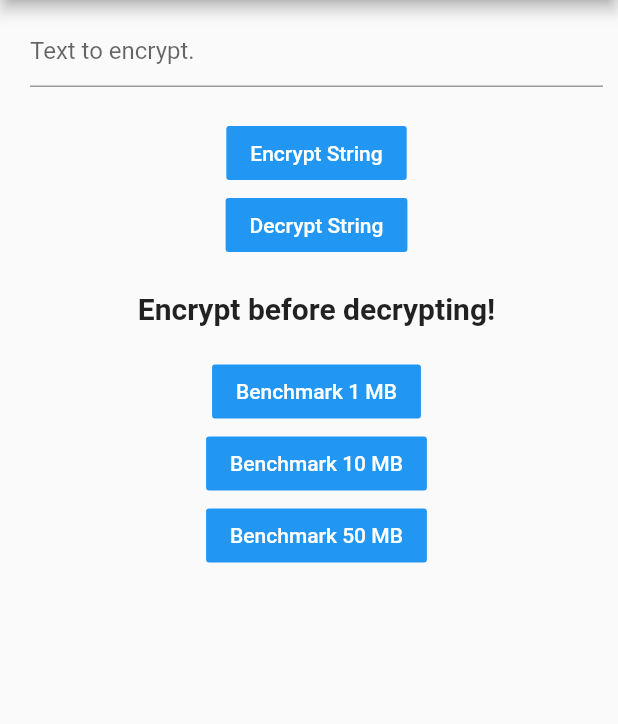
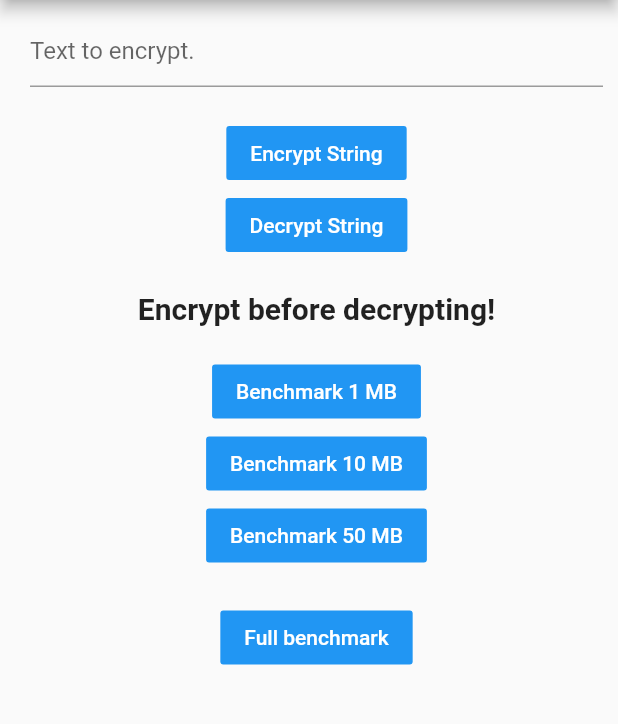
Before and after one commit to hugo-pcl/native-crypto-flutter, a Flutter app: the screen it shows after launch, after a tap on "Encrypt String", after a tap on "Decrypt String", after a tap on "Benchmark 1 MB", on a phone screen of 412 x 824 dp, the part 84-808 px from its top. Run offline on Flutter 3.47's test engine with Material 2 defaults, Android fonts, the phone set to English and light mode, and no system bars; statements that could not run were skipped.

Commit message:
Add example of AES api usage

```diff
--- a/example/lib/main.dart
+++ b/example/lib/main.dart
@@ -1,11 +1,11 @@
 // Copyright (c) 2020
 // Author: Hugo Pointcheval
+import 'dart:developer';
 import 'dart:typed_data';
 
-import 'package:flutter/foundation.dart';
 import 'package:flutter/material.dart';
 
-import 'package:native_crypto/native_crypto.dart';
+import 'package:native_crypto/symmetrical_crypto.dart';
 
 void main() => runApp(MyApp());
 
@@ -17,19 +17,20 @@ class MyApp extends StatefulWidget {
 class _MyAppState extends State<MyApp> {
   final textController = TextEditingController();
   String _output = 'none';
+  String _bench;
 
-  Uint8List aeskey;
-  List<Uint8List> encryptedPayload;
+  AES aes = AES();
+  Encrypted encrypted = Encrypted();
   Uint8List decryptedPayload;
 
-  void generateKey() async {
-    aeskey = await NativeCrypto().symKeygen();
+  void _generateKey() async {
+    await aes.init(KeySize.bits256);
     setState(() {
       _output = 'Key generated.';
     });
   }
 
-  void encrypt() async {
+  void _encrypt() async {
     final plainText = textController.text.trim();
 
     var output;
@@ -37,7 +38,7 @@ class _MyAppState extends State<MyApp> {
       output = 'Entry is empty';
     } else {
       var stringToBytes = TypeHelper().stringToBytes(plainText);
-      encryptedPayload = await NativeCrypto().symEncrypt(stringToBytes, aeskey);
+      encrypted = await aes.encrypt(stringToBytes);
       output = 'String successfully encrypted.';
     }
     setState(() {
@@ -45,56 +46,67 @@ class _MyAppState extends State<MyApp> {
     });
   }
 
-  void decrypt() async {
-
+  void _decrypt() async {
     var output;
-    if (encryptedPayload == null || encryptedPayload.isEmpty) {
+    if (encrypted.cipherText == null || encrypted.cipherText.isEmpty) {
       output = 'Encrypt before decrypting!';
     } else {
-      decryptedPayload = await NativeCrypto().symDecrypt(encryptedPayload, aeskey);
-      output = 'String successfully decrypted:\n\n${TypeHelper().bytesToString(decryptedPayload)}';
+      decryptedPayload = await aes.decrypt(encrypted);
+      var bytesToString = TypeHelper().bytesToString(decryptedPayload);
+      output = 'String successfully decrypted:\n\n$bytesToString';
     }
     setState(() {
       _output = output;
     });
   }
 
-  void benchmark(int megabytes) async {
-
-    var output;
+  Future<String> _benchmark(int megabytes) async {
+    String output;
     var bigFile = Uint8List(megabytes * 1000000);
 
     var before = DateTime.now();
-    var encryptedBigFile = await NativeCrypto().symEncrypt(bigFile, aeskey);
+    var encryptedBigFile = await aes.encrypt(bigFile);
     var after = DateTime.now();
 
-    var benchmark = after.millisecondsSinceEpoch - before.millisecondsSinceEpoch;
+    var benchmark =
+        after.millisecondsSinceEpoch - before.millisecondsSinceEpoch;
 
     output = '$megabytes MB\n\nAES Encryption:\n$benchmark ms\n\n';
 
-    var beforeDec = DateTime.now();
-    var decryptedBigFile = await NativeCrypto().symDecrypt(encryptedBigFile, aeskey);
-    var afterDec = DateTime.now();
+    before = DateTime.now();
+    await aes.decrypt(encryptedBigFile);
+    after = DateTime.now();
 
-    print(bigFile.length);
-    print(decryptedBigFile.length);
+    benchmark = after.millisecondsSinceEpoch - before.millisecondsSinceEpoch;
 
-    print(listEquals(bigFile, decryptedBigFile));
+    output += 'AES Decryption:\n$benchmark ms\n\n\n';
 
-    var benchmarkDec = afterDec.millisecondsSinceEpoch - beforeDec.millisecondsSinceEpoch;
+    return output;
+  }
 
-    output += 'AES Decryption:\n$benchmarkDec ms';
-
+  void _testPerf({int megabytes}) async {
+    var output = '';
+    if (megabytes != null) {
+      output = await _benchmark(megabytes);
       setState(() {
       _output = output;
     });
+    } else {
+      setState(() {
+        _bench = 'Open the logcat!';
+      });
+      for (int i=1;i<100;i+=10) {
+        var benchmark = await _benchmark(i);
+        log(benchmark);
+      }
+    }
 
   }
 
   @override
   void initState() {
-    // Generate AES key on init.
-    generateKey();
+    // Generate AES instance on init.
+    _generateKey();
     super.initState();
   }
 
@@ -113,7 +125,8 @@ class _MyAppState extends State<MyApp> {
           centerTitle: true,
           title: const Text('Native Crypto'),
         ),
-        body: Padding(
+        body: SingleChildScrollView(
+          child: Padding(
             padding: const EdgeInsets.fromLTRB(20, 10, 10, 20),
             child: Center(
               child: Column(
@@ -126,17 +139,17 @@ class _MyAppState extends State<MyApp> {
                   ),
                   SizedBox(height: 20),
                   FlatButton(
-                    onPressed: encrypt,
+                      onPressed: _encrypt,
                       color: Colors.blue,
                       child: Text(
                         'Encrypt String',
                         style: TextStyle(color: Colors.white),
                       )),
-                (encryptedPayload != null && encryptedPayload.isNotEmpty)
-                ? Text(encryptedPayload.first.toList().toString())
+                  (encrypted.cipherText != null && encrypted.cipherText.isNotEmpty)
+                      ? Text(encrypted.cipherText.toString())
                       : Container(),
                   FlatButton(
-                    onPressed: decrypt,
+                      onPressed: _decrypt,
                       color: Colors.blue,
                       child: Text(
                         'Decrypt String',
@@ -144,32 +157,55 @@ class _MyAppState extends State<MyApp> {
                       )),
                   SizedBox(height: 20),
                   // Output
-                Text(_output,
+                  Text(
+                    _output,
                     textAlign: TextAlign.center,
-                  style: TextStyle(fontSize: 20, fontWeight: FontWeight.bold),),
+                    style: TextStyle(fontSize: 20, fontWeight: FontWeight.bold),
+                  ),
                   SizedBox(height: 20),
                   FlatButton(
-                    onPressed: () {benchmark(1);},
+                      onPressed: () {
+                        _testPerf(megabytes: 1);
+                      },
                       color: Colors.blue,
                       child: Text(
                         'Benchmark 1 MB',
                         style: TextStyle(color: Colors.white),
                       )),
                   FlatButton(
-                    onPressed: () {benchmark(10);},
+                      onPressed: () {
+                        _testPerf(megabytes: 10);
+                      },
                       color: Colors.blue,
                       child: Text(
                         'Benchmark 10 MB',
                         style: TextStyle(color: Colors.white),
                       )),
                   FlatButton(
-                    onPressed: () {benchmark(50);},
+                      onPressed: () {
+                        _testPerf(megabytes: 50);
+                      },
                       color: Colors.blue,
                       child: Text(
                         'Benchmark 50 MB',
                         style: TextStyle(color: Colors.white),
                       )),
+                  SizedBox(height: 20),
+                  FlatButton(
+                      onPressed: () {
+                        _testPerf();
+                      },
+                      color: Colors.blue,
+                      child: Text(
+                        'Full benchmark',
+                        style: TextStyle(color: Colors.white),
+                      )),
+
+                  (_bench != null && _bench.isNotEmpty)
+                      ? Text(_bench)
+                      : Container(),
                 ],
+              ),
             ),
           ),
         ),
@@ -177,3 +213,19 @@ class _MyAppState extends State<MyApp> {
     );
   }
 }
+
+/// Contains some useful functions.
+class TypeHelper {
+  /// Returns bytes `Uint8List` from a `String`.
+  Uint8List stringToBytes(String source) {
+    var list = source.codeUnits;
+    var bytes = Uint8List.fromList(list);
+    return bytes;
+  }
+
+  /// Returns a `String` from bytes `Uint8List`.
+  String bytesToString(Uint8List bytes) {
+    var string = String.fromCharCodes(bytes);
+    return string;
+  }
+}
```
Lines whose indentation alone changed are shown as unchanged.
